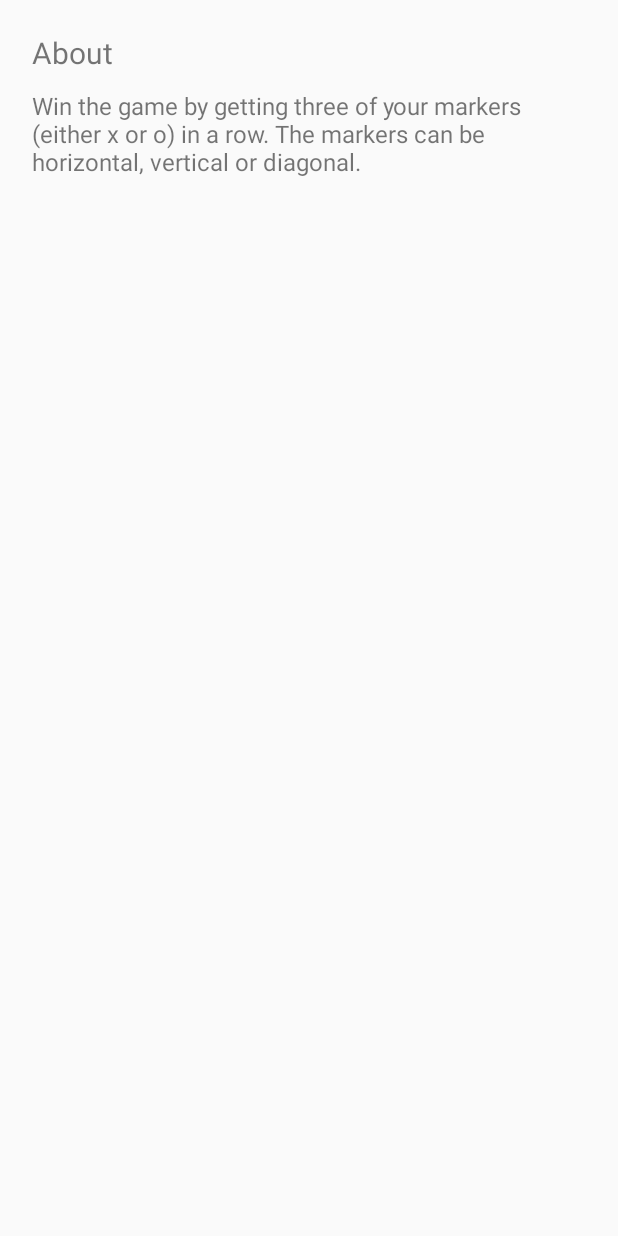
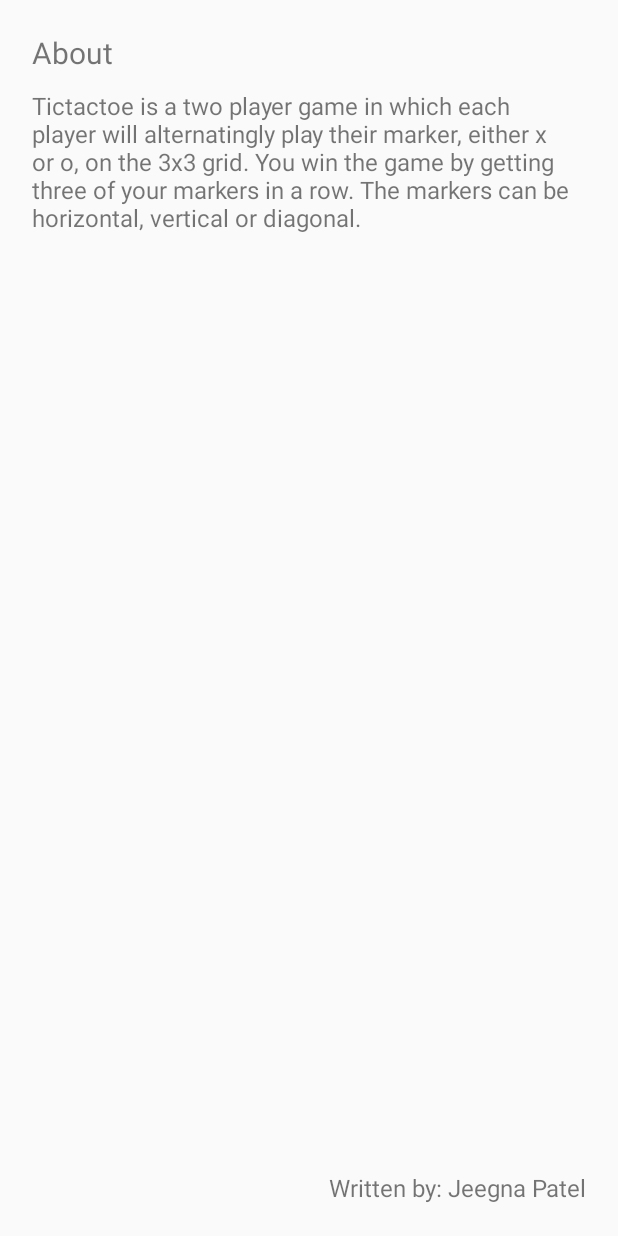
Before and after one commit to jeegnathebug/TTTjeegna, an Android app: the AboutActivity screen opened directly, with no data from a screen before it, on a phone screen of 412 x 824 dp. Run offline under Robolectric (Android 15) with nearby library versions, the phone set to English and light mode, and no system bars.

```diff
--- a/app/src/main/java/com/jeegnathebug/tttjeegna/MainActivity.java
+++ b/app/src/main/java/com/jeegnathebug/tttjeegna/MainActivity.java
@@ -135,7 +135,6 @@ public class MainActivity extends Activity {
 
             // Set image
             buttons[i].setImageDrawable(marker);
-
         }
     }
 
--- a/app/src/main/res/layout-land/activity_about.xml
+++ b/app/src/main/res/layout-land/activity_about.xml
@@ -21,8 +21,18 @@
     <TextView
         android:text="@string/about_text"
         android:layout_width="match_parent"
+        android:layout_height="0dp"
+        android:layout_weight="1"
+        android:textSize="16sp"
+        android:padding="5dp"
+        android:id="@+id/textViewAboutText1" />
+
+    <TextView
+        android:textAlignment="textEnd"
+        android:text="@string/author"
+        android:layout_width="match_parent"
         android:layout_height="wrap_content"
         android:textSize="16sp"
         android:padding="5dp"
-        android:id="@+id/textViewAboutText" />
+        android:id="@+id/textViewAboutText2" />
 </LinearLayout>
--- a/app/src/main/res/layout/activity_about.xml
+++ b/app/src/main/res/layout/activity_about.xml
@@ -22,7 +22,17 @@
         android:text="@string/about_text"
         android:layout_width="match_parent"
         android:layout_height="wrap_content"
+        android:layout_weight="1"
         android:textSize="16sp"
         android:padding="5dp"
-        android:id="@+id/textViewAboutText" />
+        android:id="@+id/textViewAboutText1" />
+
+    <TextView
+        android:textAlignment="textEnd"
+        android:text="@string/author"
+        android:layout_width="match_parent"
+        android:layout_height="wrap_content"
+        android:textSize="16sp"
+        android:padding="5dp"
+        android:id="@+id/textViewAboutText2" />
 </LinearLayout>
--- a/app/src/main/res/values/strings.xml
+++ b/app/src/main/res/values/strings.xml
@@ -1,5 +1,5 @@
 <resources>
-    <string name="app_name" translatable="false">TTTjeegna</string>
+    <string name="app_name">TTTjeegna</string>
     <string name="button_restart">Restart</string>
     <string name="button_versus">Change Game Mode</string>
     <string name="button_reset_scores">Reset Score</string>
@@ -8,7 +8,7 @@
     <string name="PvE">Player vs. Droid</string>
 
     <string name="action_about">About</string>
-    <string name="about_text">Win the game by getting three of your markers (either x or o) in a row. The markers can be horizontal, vertical or diagonal.</string>
+    <string name="about_text">Tictactoe is a two player game in which each player will alternatingly play their marker, either x or o, on the 3x3 grid. You win the game by getting three of your markers in a row. The markers can be horizontal, vertical or diagonal.</string>
 
     <string name="score_title">Scores</string>
     <string name="score_player1">Player 1: %1$d</string>
@@ -22,4 +22,6 @@
     <string name="message_tie">Tie game!</string>
 
     <string name="button_OK">OK</string>
+
+    <string name="author">Written by: Jeegna Patel</string>
 </resources>
```
Also changed, not shown: 1 other file.
